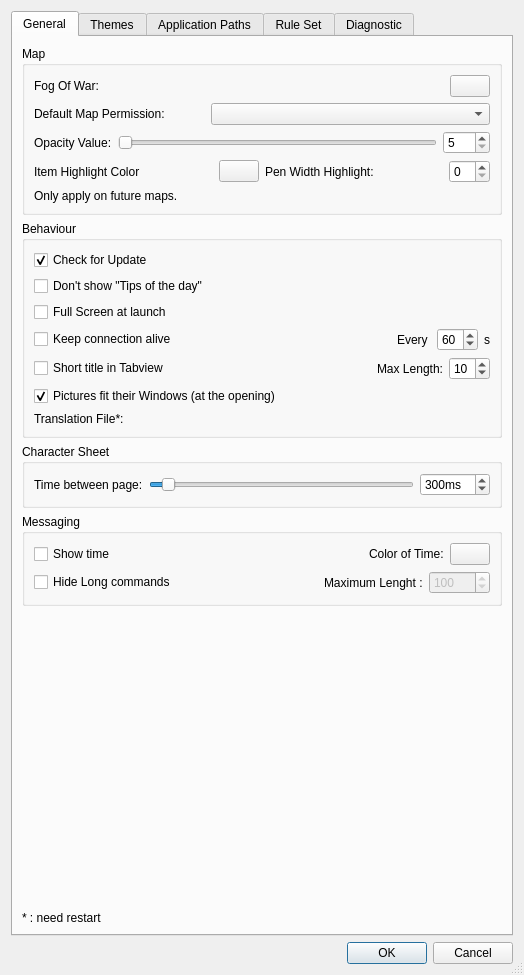
First picture: the form in client/preferences/preferencesdialogbox.ui, repository Rolisteam/rolisteam, before the edit.
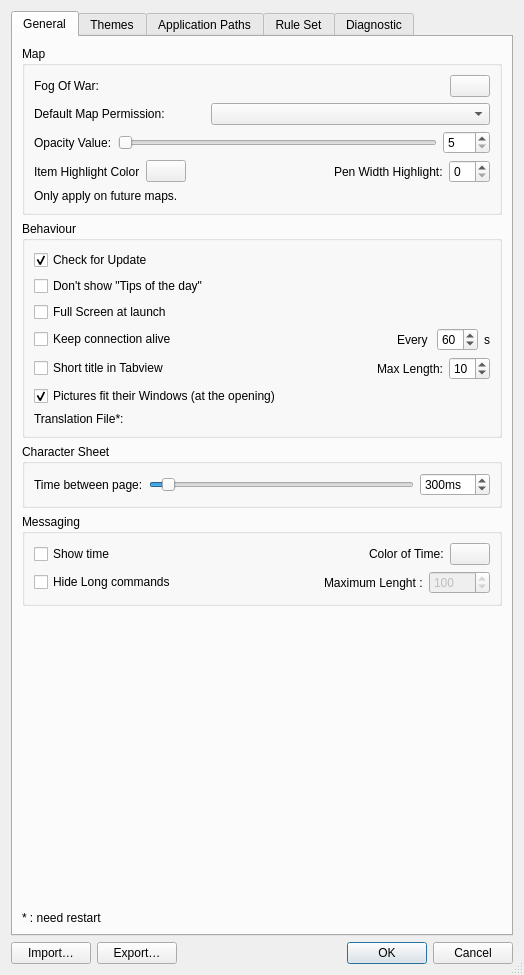
Second picture: the form after the edit. The open tabs and pages were chosen to show the change. Icons and pictures are not drawn. Custom widgets are drawn as their Qt base class.

Commit message: Import/Export dice alias and character states. Make easier to share them.

Patch:
```diff
--- a/client/preferences/preferencesdialogbox.ui
+++ b/client/preferences/preferencesdialogbox.ui
@@ -136,19 +136,6 @@
                 </property>
                </widget>
               </item>
-              <item>
-               <spacer name="horizontalSpacer_14">
-                <property name="orientation">
-                 <enum>Qt::Horizontal</enum>
-                </property>
-                <property name="sizeHint" stdset="0">
-                 <size>
-                  <width>40</width>
-                  <height>20</height>
-                 </size>
-                </property>
-               </spacer>
-              </item>
               <item>
                <widget class="ColorButton" name="m_mapItemHighlightColor">
                 <property name="text">
@@ -158,6 +145,19 @@
               </item>
              </layout>
             </item>
+            <item>
+             <spacer name="horizontalSpacer_17">
+              <property name="orientation">
+               <enum>Qt::Horizontal</enum>
+              </property>
+              <property name="sizeHint" stdset="0">
+               <size>
+                <width>40</width>
+                <height>20</height>
+               </size>
+              </property>
+             </spacer>
+            </item>
             <item>
              <layout class="QHBoxLayout" name="horizontalLayout_28">
               <item>
@@ -167,19 +167,6 @@
                 </property>
                </widget>
               </item>
-              <item>
-               <spacer name="horizontalSpacer_15">
-                <property name="orientation">
-                 <enum>Qt::Horizontal</enum>
-                </property>
-                <property name="sizeHint" stdset="0">
-                 <size>
-                  <width>40</width>
-                  <height>20</height>
-                 </size>
-                </property>
-               </spacer>
-              </item>
               <item>
                <widget class="QSpinBox" name="m_highLightPenWidth"/>
               </item>
@@ -1372,14 +1359,51 @@
     </widget>
    </item>
    <item>
-    <widget class="QDialogButtonBox" name="buttonBox">
-     <property name="orientation">
-      <enum>Qt::Horizontal</enum>
-     </property>
-     <property name="standardButtons">
-      <set>QDialogButtonBox::Cancel|QDialogButtonBox::Ok</set>
-     </property>
-    </widget>
+    <layout class="QHBoxLayout" name="horizontalLayout_30">
+     <item>
+      <widget class="QPushButton" name="m_importDiceBtn">
+       <property name="toolTip">
+        <string>Import DiceAlias and States</string>
+       </property>
+       <property name="text">
+        <string>Import…</string>
+       </property>
+      </widget>
+     </item>
+     <item>
+      <widget class="QPushButton" name="m_exportDiceBtn">
+       <property name="toolTip">
+        <string>Export DiceAliases and States</string>
+       </property>
+       <property name="text">
+        <string>Export…</string>
+       </property>
+      </widget>
+     </item>
+     <item>
+      <spacer name="horizontalSpacer_16">
+       <property name="orientation">
+        <enum>Qt::Horizontal</enum>
+       </property>
+       <property name="sizeHint" stdset="0">
+        <size>
+         <width>40</width>
+         <height>20</height>
+        </size>
+       </property>
+      </spacer>
+     </item>
+     <item>
+      <widget class="QDialogButtonBox" name="buttonBox">
+       <property name="orientation">
+        <enum>Qt::Horizontal</enum>
+       </property>
+       <property name="standardButtons">
+        <set>QDialogButtonBox::Cancel|QDialogButtonBox::Ok</set>
+       </property>
+      </widget>
+     </item>
+    </layout>
    </item>
   </layout>
  </widget>
```
Left out of the diff: 2 changed lines with no effect on the pictures. The commit also changes 6 other files.
